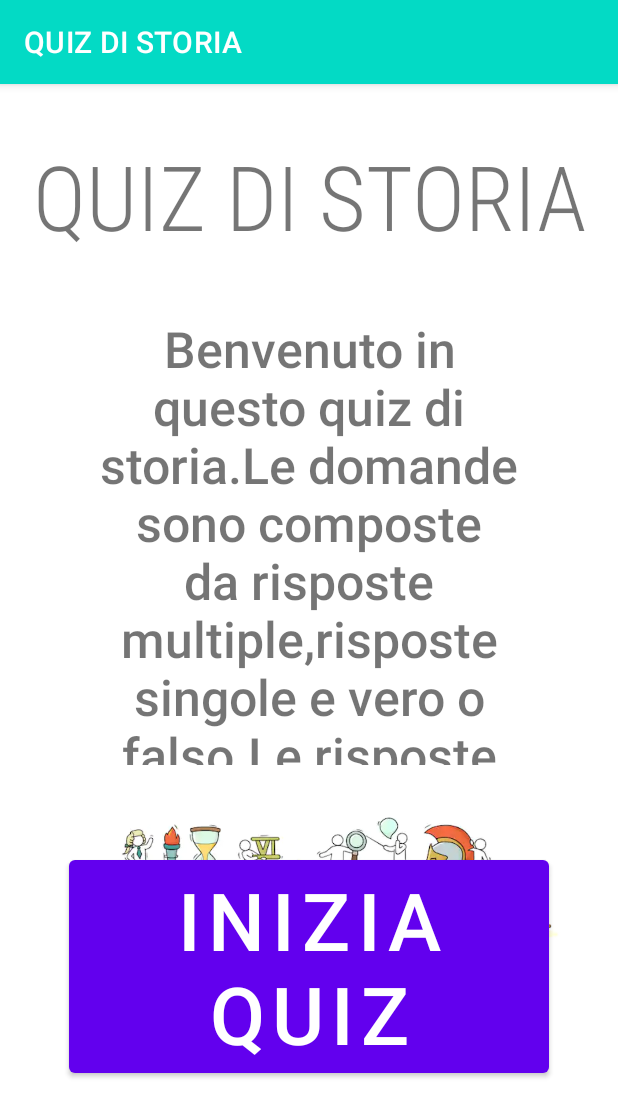
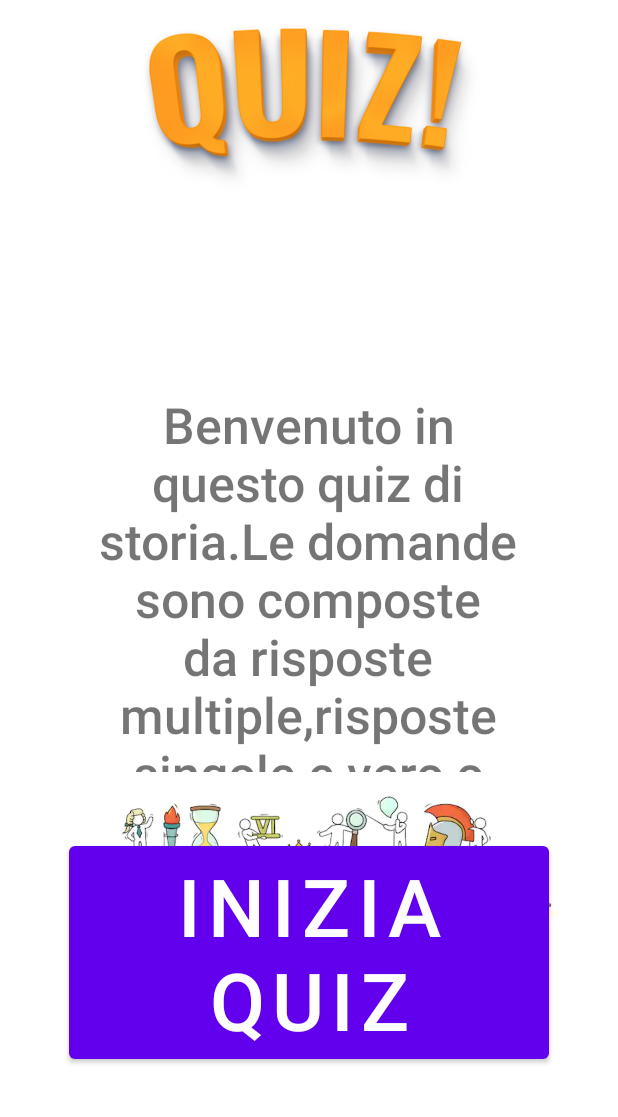
Before and after one commit to DaviLenti/Quiz_Verifica_ITS_2021, an Android app: the screen it shows after launch (MainActivity), on a phone screen of 412 x 824 dp. Shown: the top 1117 px of the screen. Run offline under Robolectric (Android 15) with nearby library versions, the phone set to English and light mode, and no system bars.

Commit message:
modifiche estetiche

```diff
--- a/app/src/main/java/com/example/esercitazione_quiz_73/MainActivity.java
+++ b/app/src/main/java/com/example/esercitazione_quiz_73/MainActivity.java
@@ -17,8 +17,8 @@ public class MainActivity extends AppCompatActivity {
         super.onCreate(savedInstanceState);
         setContentView(R.layout.activity_main);
         Button Button_Pagina_Iniziale= findViewById(R.id.button_Pagina_Iniziale);
-        getSupportActionBar().setBackgroundDrawable(new ColorDrawable(getResources().getColor(R.color.teal_200)));//-> CAMBIA COLORE NAVBAR
-        this.setTitle("QUIZ DI STORIA"); //-> IMPOSTA IL TITOLO DELLA NAVBAR
+        getSupportActionBar().hide(); //->NASCONDE ACTION BAR
+
         Button_Pagina_Iniziale.setOnClickListener(new View.OnClickListener() {
             @Override
             public void onClick(View v) {
--- a/app/src/main/res/layout/activity_main.xml
+++ b/app/src/main/res/layout/activity_main.xml
@@ -6,30 +6,14 @@
     android:layout_height="match_parent"
     tools:context=".MainActivity">
 
-    <TextView
-        android:id="@+id/textView"
-        android:layout_width="wrap_content"
-        android:layout_height="wrap_content"
-        android:text="QUIZ DI STORIA"
-        android:textAlignment="center"
-        android:textSize="90px"
-        android:fontFamily="sans-serif-condensed-light"
-
-        app:layout_constraintBottom_toBottomOf="parent"
-        app:layout_constraintEnd_toEndOf="parent"
-        app:layout_constraintHorizontal_bias="0.5"
-        app:layout_constraintStart_toStartOf="parent"
-        app:layout_constraintTop_toTopOf="parent"
-        app:layout_constraintVertical_bias="0.049" />
-
     <Button
         android:id="@+id/button_Pagina_Iniziale"
         android:layout_width="wrap_content"
         android:layout_height="wrap_content"
         android:fontFamily="sans-serif-medium"
-        android:textSize="80px"
         android:text="INIZIA QUIZ"
         android:textAlignment="center"
+        android:textSize="80px"
         app:layout_constraintBottom_toBottomOf="parent"
         app:layout_constraintEnd_toEndOf="parent"
         app:layout_constraintHorizontal_bias="0.498"
@@ -41,16 +25,16 @@
         android:id="@+id/textView2"
         android:layout_width="288dp"
         android:layout_height="300dp"
-        android:text="Benvenuto in questo quiz di storia.Le domande sono composte da risposte multiple,risposte singole e vero o falso.Le risposte singole e quelle vero o falso valgono 1pt invece le risposte multiple se entrambe  inserite corretamente valgono 2pt. Il punteggio massimo è di 10pt.Buona fortuna"
+        android:fontFamily="sans-serif-medium"
+        android:text="Benvenuto in questo quiz di storia.Le domande sono composte da risposte multiple,risposte singole e vero o falso.Le risposte singole e quelle vero o falso valgono 1pt invece le risposte multiple se entrambe  inserite correttamente valgono 2pt. Il punteggio massimo è di 10pt.Buona fortuna"
+        android:textAlignment="center"
         android:textSize="50px"
-        android:textAlignment="center"
-        android:fontFamily="sans-serif-medium"
         app:layout_constraintBottom_toBottomOf="parent"
         app:layout_constraintEnd_toEndOf="parent"
-        app:layout_constraintHorizontal_bias="0.5"
+        app:layout_constraintHorizontal_bias="0.495"
         app:layout_constraintStart_toStartOf="parent"
         app:layout_constraintTop_toTopOf="parent"
-        app:layout_constraintVertical_bias="0.329" />
+        app:layout_constraintVertical_bias="0.498" />
 
     <ImageView
         android:id="@+id/imageView"
@@ -62,4 +46,15 @@
         app:layout_constraintTop_toTopOf="parent"
         app:layout_constraintVertical_bias="0.739"
         app:srcCompat="@drawable/word_history_studing_little_people_260nw_1408857995" />
+
+    <ImageView
+        android:id="@+id/imageView3"
+        android:layout_width="232dp"
+        android:layout_height="115dp"
+        app:layout_constraintBottom_toBottomOf="parent"
+        app:layout_constraintEnd_toEndOf="parent"
+        app:layout_constraintStart_toStartOf="parent"
+        app:layout_constraintTop_toTopOf="parent"
+        app:layout_constraintVertical_bias="0.018"
+        app:srcCompat="@drawable/quiz_3d" />
 </androidx.constraintlayout.widget.ConstraintLayout>
--- a/app/src/main/res/layout/activity_main_ottava_pagina_domanda.xml
+++ b/app/src/main/res/layout/activity_main_ottava_pagina_domanda.xml
@@ -53,7 +53,7 @@
         android:layout_width="wrap_content"
         android:layout_height="wrap_content"
         android:layout_marginBottom="172dp"
-        android:text="Nel 1943"
+        android:text="Nel 1942"
         android:textSize="50px"
         android:fontFamily="sans-serif-medium"
         app:layout_constraintBottom_toBottomOf="parent"
--- a/app/src/main/res/layout/activity_main_quarta_pagina_domanda.xml
+++ b/app/src/main/res/layout/activity_main_quarta_pagina_domanda.xml
@@ -15,10 +15,10 @@
         android:textSize="70px"
         app:layout_constraintBottom_toBottomOf="parent"
         app:layout_constraintEnd_toEndOf="parent"
-        app:layout_constraintHorizontal_bias="0.521"
+        app:layout_constraintHorizontal_bias="0.478"
         app:layout_constraintStart_toStartOf="parent"
         app:layout_constraintTop_toTopOf="parent"
-        app:layout_constraintVertical_bias="0.125" />
+        app:layout_constraintVertical_bias="0.207" />
 
     <RadioGroup
         android:id="@+id/radiogroupquartapagina"
```
Also changed, not shown: app/src/main/java/com/example/esercitazione_quiz_73/MainActivity_Punteggio_Finale.java (+13 -1 lines), app/src/main/res/layout/activity_main__punteggio__finale.xml (+15 -20 lines), app/src/main/res/layout/activity_main_prima_pagina_domanda.xml (+4 -4 lines), app/src/main/res/drawable/quiz_3d.png (added), app/src/main/res/drawable/score_img.png (added), 2 other files.
